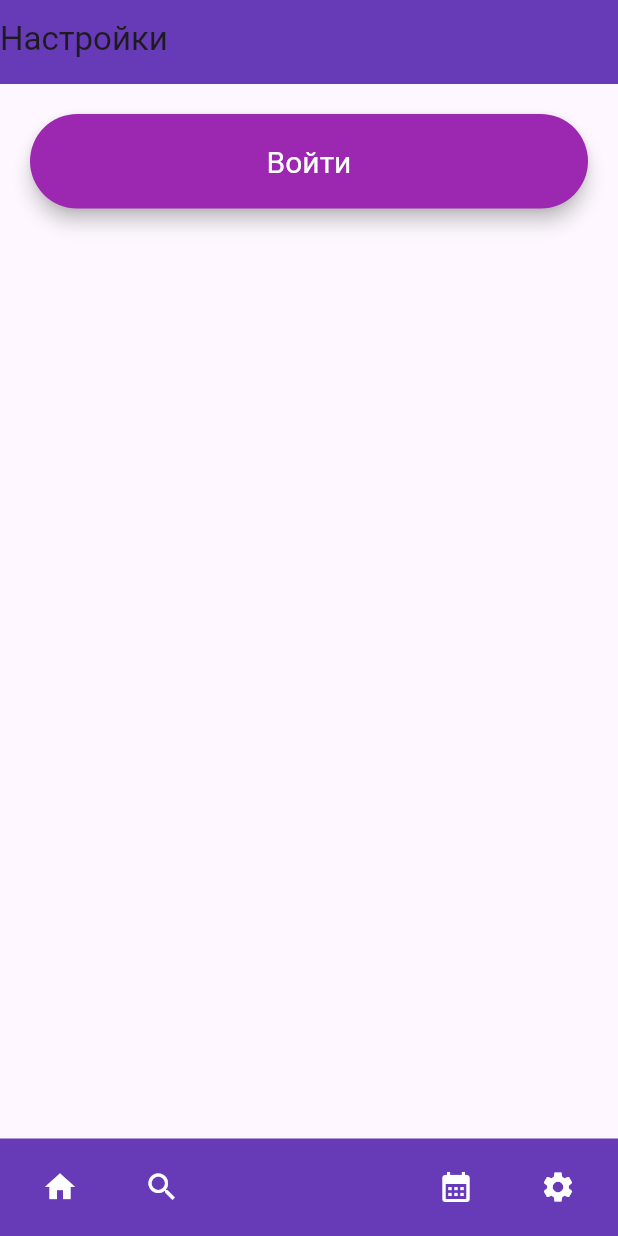
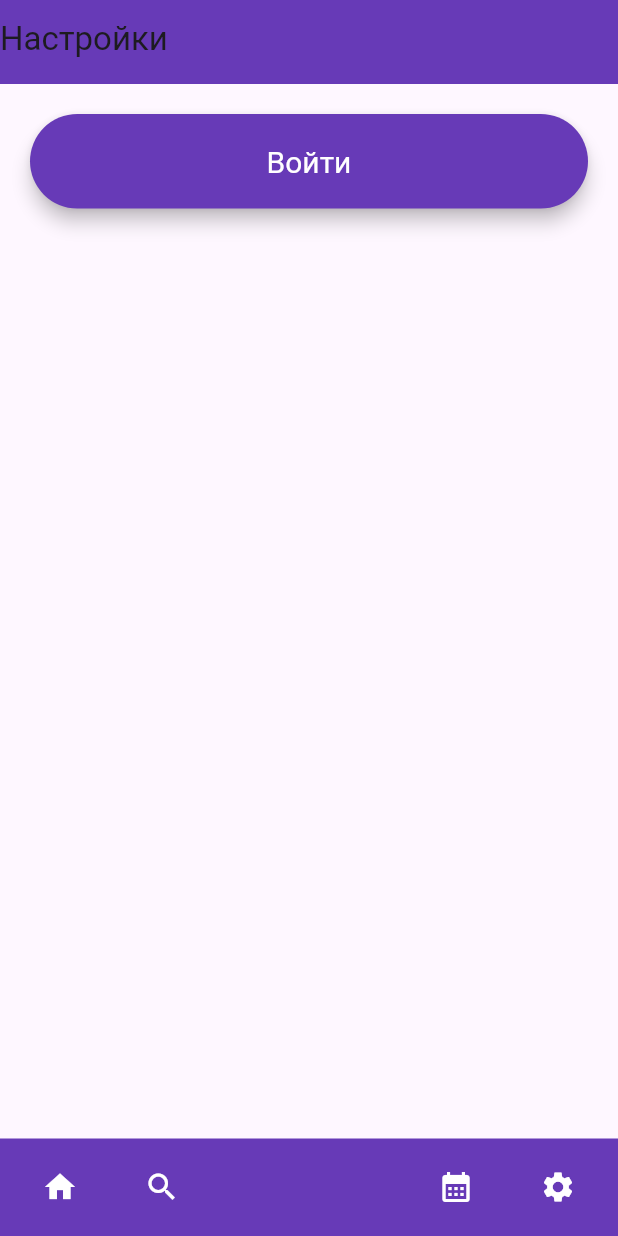
Before and after one commit to BlazEffect/shelduler-app, a Flutter app: the SettingsPage screen opened by its route, on a phone screen of 412 x 824 dp. Run offline on Flutter 3.47's test engine with Material 2 defaults, Android fonts, the phone set to English and light mode, and no system bars; missing offline and left inert: mysql_client.

Commit message:
Changed the color of the login button

```diff
--- a/lib/pages/SettingsPage.dart
+++ b/lib/pages/SettingsPage.dart
@@ -28,7 +28,7 @@ class SettingsPage extends StatelessWidget {
                   },
                   style: TextButton.styleFrom(
                     textStyle: const TextStyle(fontSize: 20),
-                    backgroundColor: Colors.purple,
+                    backgroundColor: Colors.deepPurple,
                     foregroundColor: Colors.white,
                     elevation: 5.0,
                     padding: const EdgeInsets.all(20),
```
